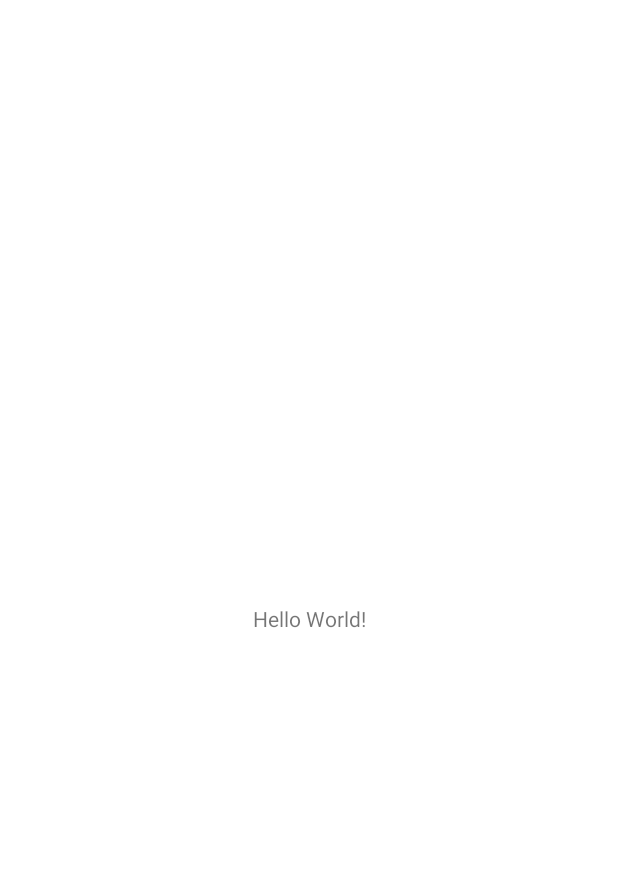
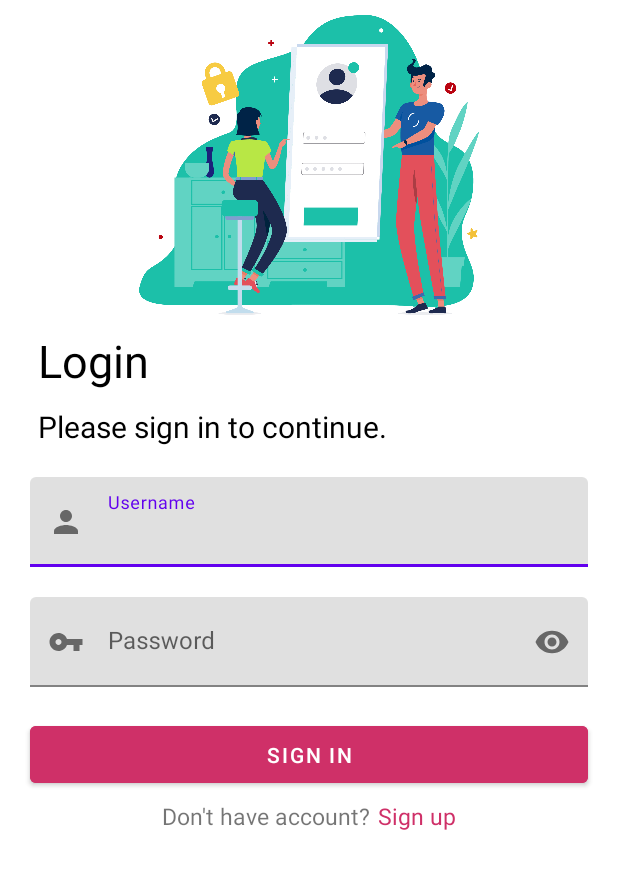
Before and after one commit to linhvo1610/S_Shop_Client, an Android app: the screen it shows after launch (MainActivity before the commit, DangNhapActivity after it), on a phone screen of 412 x 824 dp. Before the commit the part shown is almost empty. Shown: the top 869 px of the screen. Run offline under Robolectric (Android 15) with nearby library versions, the phone set to English and light mode, and no system bars.

Commit message:
minhQuan_LoginRegisterScreen

```diff
--- a/app/src/main/AndroidManifest.xml
+++ b/app/src/main/AndroidManifest.xml
@@ -12,6 +12,12 @@
         android:supportsRtl="true"
         android:theme="@style/Theme.S_Shop_Client"
         tools:targetApi="31">
+        <activity
+            android:name=".DangKyActivity"
+            android:exported="false" />
+        <activity
+            android:name=".DangNhapActivity"
+            android:exported="false" />
         <activity
             android:name=".MainActivity"
             android:exported="false" />
--- /dev/null
+++ b/app/src/main/java/account/fpoly/s_shop_client/DangNhapActivity.java
@@ -0,0 +1,43 @@
+package account.fpoly.s_shop_client;
+
+import androidx.appcompat.app.AppCompatActivity;
+
+import android.content.Intent;
+import android.os.Bundle;
+import android.view.View;
+import android.widget.Button;
+import android.widget.TextView;
+import android.widget.Toast;
+
+public class DangNhapActivity extends AppCompatActivity {
+    TextView tvDangKy;
+    Button btnDangNhap;
+
+    @Override
+    protected void onCreate(Bundle savedInstanceState) {
+        super.onCreate(savedInstanceState);
+        setContentView(R.layout.activity_dang_nhap);
+
+        tvDangKy = findViewById(R.id.tv_dangky);
+        btnDangNhap = findViewById(R.id.btn_DangNhap);
+
+        btnDangNhap.setOnClickListener(new View.OnClickListener() {
+            @Override
+            public void onClick(View view) {
+                Intent intent = new Intent(DangNhapActivity.this, MainActivity.class);
+                startActivity(intent);
+
+                Toast.makeText(DangNhapActivity.this, "Đăng nhập thành công", Toast.LENGTH_SHORT).show();
+            }
+        });
+        tvDangKy.setOnClickListener(new View.OnClickListener() {
+            @Override
+            public void onClick(View view) {
+                Intent intent = new Intent(DangNhapActivity.this, DangKyActivity.class);
+                startActivity(intent);
+
+                overridePendingTransition(R.anim.slide_in_right, R.anim.slide_out_left);
+            }
+        });
+    }
+}
--- a/app/src/main/java/account/fpoly/s_shop_client/SplassActivity.java
+++ b/app/src/main/java/account/fpoly/s_shop_client/SplassActivity.java
@@ -17,7 +17,7 @@ public class SplassActivity extends AppCompatActivity {
             @Override
             public void run() {
                 // Start your main activity here
-                Intent mainIntent = new Intent(SplassActivity.this, MainActivity.class);
+                Intent mainIntent = new Intent(SplassActivity.this, DangNhapActivity.class);
                 startActivity(mainIntent);
                 finish();
             }
--- /dev/null
+++ b/app/src/main/res/anim/slide_in_right.xml
@@ -0,0 +1,7 @@
+<?xml version="1.0" encoding="utf-8"?>
+<set xmlns:android="http://schemas.android.com/apk/res/android">
+    <translate
+        android:duration="@android:integer/config_mediumAnimTime"
+        android:fromXDelta="100%p"
+        android:toXDelta="0"/>
+</set>
--- /dev/null
+++ b/app/src/main/res/anim/slide_out_left.xml
@@ -0,0 +1,7 @@
+<?xml version="1.0" encoding="utf-8"?>
+<set xmlns:android="http://schemas.android.com/apk/res/android">
+    <translate
+        android:duration="@android:integer/config_mediumAnimTime"
+        android:fromXDelta="0"
+        android:toXDelta="-100%p"/>
+</set>
--- /dev/null
+++ b/app/src/main/res/drawable/baseline_person_24.xml
@@ -0,0 +1,5 @@
+<vector android:height="24dp" android:tint="#000000"
+    android:viewportHeight="24" android:viewportWidth="24"
+    android:width="24dp" xmlns:android="http://schemas.android.com/apk/res/android">
+    <path android:fillColor="@android:color/white" android:pathData="M12,12c2.21,0 4,-1.79 4,-4s-1.79,-4 -4,-4 -4,1.79 -4,4 1.79,4 4,4zM12,14c-2.67,0 -8,1.34 -8,4v2h16v-2c0,-2.66 -5.33,-4 -8,-4z"/>
+</vector>
--- /dev/null
+++ b/app/src/main/res/drawable/baseline_phone_24.xml
@@ -0,0 +1,5 @@
+<vector android:height="24dp" android:tint="#000000"
+    android:viewportHeight="24" android:viewportWidth="24"
+    android:width="24dp" xmlns:android="http://schemas.android.com/apk/res/android">
+    <path android:fillColor="@android:color/white" android:pathData="M6.62,10.79c1.44,2.83 3.76,5.14 6.59,6.59l2.2,-2.2c0.27,-0.27 0.67,-0.36 1.02,-0.24 1.12,0.37 2.33,0.57 3.57,0.57 0.55,0 1,0.45 1,1V20c0,0.55 -0.45,1 -1,1 -9.39,0 -17,-7.61 -17,-17 0,-0.55 0.45,-1 1,-1h3.5c0.55,0 1,0.45 1,1 0,1.25 0.2,2.45 0.57,3.57 0.11,0.35 0.03,0.74 -0.25,1.02l-2.2,2.2z"/>
+</vector>
--- /dev/null
+++ b/app/src/main/res/drawable/baseline_vpn_key_24.xml
@@ -0,0 +1,5 @@
+<vector android:height="24dp" android:tint="#000000"
+    android:viewportHeight="24" android:viewportWidth="24"
+    android:width="24dp" xmlns:android="http://schemas.android.com/apk/res/android">
+    <path android:fillColor="@android:color/white" android:pathData="M12.65,10C11.83,7.67 9.61,6 7,6c-3.31,0 -6,2.69 -6,6s2.69,6 6,6c2.61,0 4.83,-1.67 5.65,-4H17v4h4v-4h2v-4H12.65zM7,14c-1.1,0 -2,-0.9 -2,-2s0.9,-2 2,-2 2,0.9 2,2 -0.9,2 -2,2z"/>
+</vector>
--- /dev/null
+++ b/app/src/main/res/layout/activity_dang_nhap.xml
@@ -0,0 +1,109 @@
+<?xml version="1.0" encoding="utf-8"?>
+<LinearLayout xmlns:android="http://schemas.android.com/apk/res/android"
+    xmlns:app="http://schemas.android.com/apk/res-auto"
+    xmlns:tools="http://schemas.android.com/tools"
+    android:layout_width="match_parent"
+    android:layout_height="match_parent"
+    tools:context=".MainActivity"
+    android:orientation="vertical"
+    android:background="@color/white">
+
+    <androidx.constraintlayout.utils.widget.ImageFilterView
+        android:layout_width="match_parent"
+        android:layout_height="200dp"
+        android:layout_margin="10dp"
+        android:src="@drawable/login"/>
+
+    <TextView
+        android:layout_width="wrap_content"
+        android:layout_height="wrap_content"
+        android:text="Login"
+        android:textSize="30dp"
+        android:layout_marginLeft="25dp"
+        android:textColor="@color/black"/>
+
+    <TextView
+        android:layout_width="wrap_content"
+        android:layout_height="wrap_content"
+        android:text="Please sign in to continue."
+        android:layout_marginLeft="25dp"
+        android:layout_marginTop="10dp"
+        android:textColor="@color/black"
+        android:textSize="20dp"
+        />
+
+    <com.google.android.material.textfield.TextInputLayout
+        android:layout_width="match_parent"
+        android:layout_height="60dp"
+        android:layout_marginLeft="20dp"
+        android:layout_marginRight="20dp"
+        android:layout_marginTop="20dp"
+        android:hint="Username"
+        app:startIconDrawable="@drawable/baseline_person_24"
+        app:helperTextTextColor="@color/black"
+        app:endIconMode="clear_text">
+
+        <com.google.android.material.textfield.TextInputEditText
+            android:layout_width="match_parent"
+            android:layout_height="match_parent"
+            android:maxLength="20"/>
+    </com.google.android.material.textfield.TextInputLayout>
+
+    <com.google.android.material.textfield.TextInputLayout
+        android:layout_width="match_parent"
+        android:layout_height="60dp"
+        android:layout_marginLeft="20dp"
+        android:layout_marginRight="20dp"
+        android:layout_marginTop="20dp"
+        android:hint="Password"
+        app:startIconDrawable="@drawable/baseline_vpn_key_24"
+        app:endIconMode="password_toggle">
+
+        <com.google.android.material.textfield.TextInputEditText
+            android:id="@+id/txt_password"
+            android:layout_width="match_parent"
+            android:layout_height="match_parent"
+            android:inputType="textPassword"
+            android:maxLength="20" />
+    </com.google.android.material.textfield.TextInputLayout>
+
+
+    <LinearLayout
+        android:layout_width="match_parent"
+        android:layout_height="wrap_content"
+        android:layout_marginTop="20dp">
+
+        <Button
+            android:id="@+id/btn_DangNhap"
+            android:layout_width="0dp"
+            android:layout_height="50dp"
+            android:layout_weight="1"
+            android:text="Sign in"
+            android:layout_marginLeft="20dp"
+            android:layout_marginRight="20dp"
+            android:backgroundTint="#cf3068"/>
+    </LinearLayout>
+
+    <androidx.appcompat.widget.LinearLayoutCompat
+        android:layout_width="match_parent"
+        android:layout_height="wrap_content"
+        android:orientation="horizontal"
+        android:layout_marginTop="5dp"
+        android:gravity="center">
+
+        <TextView
+            android:layout_width="wrap_content"
+            android:layout_height="wrap_content"
+            android:text="Don't have account?"
+            android:textSize="15dp"
+            android:layout_marginRight="5dp"/>
+        <TextView
+            android:id="@+id/tv_dangky"
+            android:layout_width="wrap_content"
+            android:layout_height="wrap_content"
+            android:textSize="15dp"
+            android:text="Sign up"
+            android:textColor="#cf3068"/>
+    </androidx.appcompat.widget.LinearLayoutCompat>
+
+</LinearLayout>
```
Also changed, not shown: app/src/main/java/account/fpoly/s_shop_client/DangKyActivity.java (added, +32 -0 lines), app/src/main/res/anim/slide_in_left.xml (added, +7 -0 lines), app/src/main/res/anim/slide_out_right.xml (added, +7 -0 lines), app/src/main/res/layout/activity_dang_ky.xml (added, +98 -0 lines), app/src/main/res/layout/activity_splass.xml (+8 -8 lines), app/src/main/res/drawable/loading.gif (added), app/src/main/res/drawable/login.png (added), app/src/main/res/drawable/signup.png (added).
